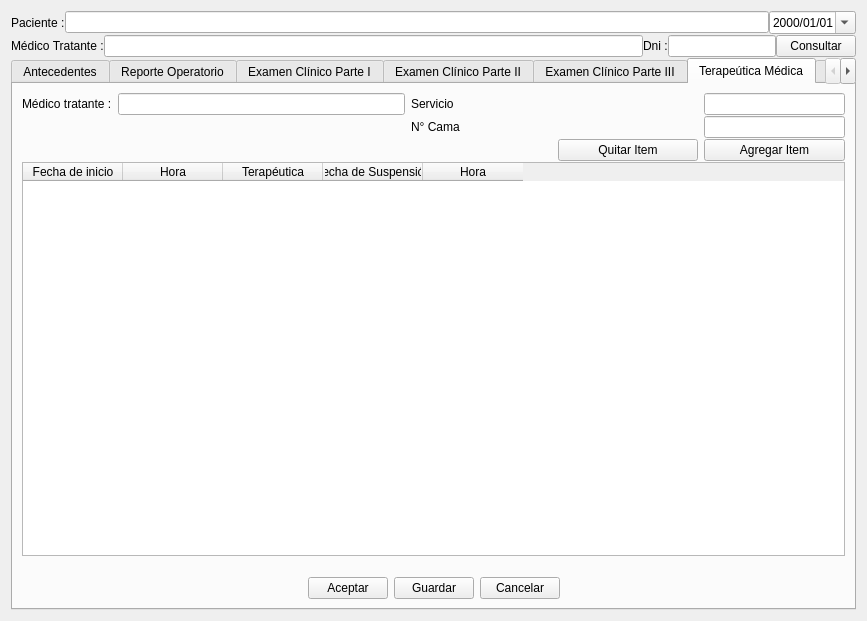
The window that documentos_historial_ui.ui (rodety/Clinica) describes before a commit, drawn with Qt 5.
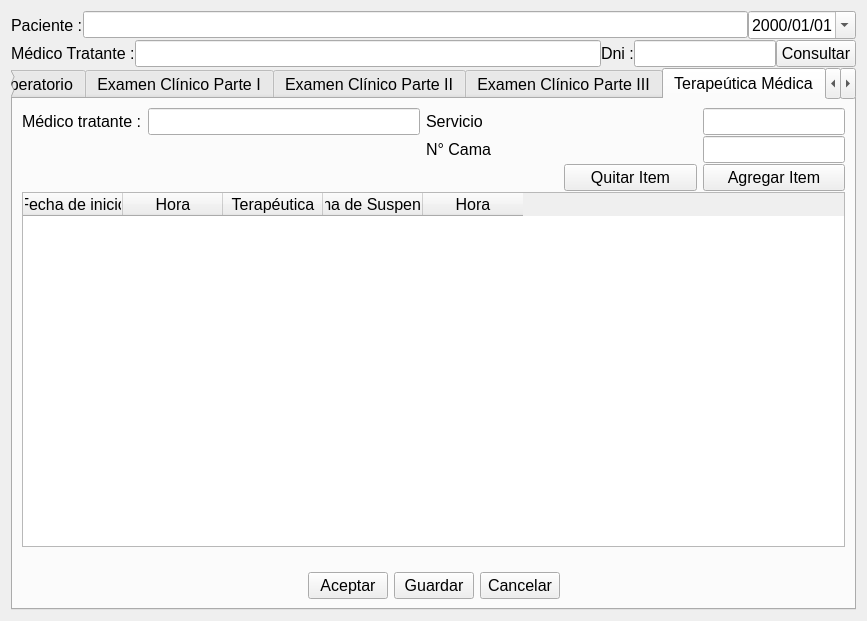
The same window after the commit. The open tabs and pages were chosen to show the change. Icons and pictures are not drawn.

Patch:
```diff
--- a/documentos_historial_ui.ui
+++ b/documentos_historial_ui.ui
@@ -45,6 +45,11 @@
       <layout class="QGridLayout" name="gridLayout_5">
        <item row="0" column="0">
         <widget class="QLabel" name="label_12">
+         <property name="font">
+          <font>
+           <pointsize>12</pointsize>
+          </font>
+         </property>
          <property name="text">
           <string>Paciente :</string>
          </property>
@@ -54,6 +59,7 @@
         <widget class="QLineEdit" name="lineEdit_Patient">
          <property name="font">
           <font>
+           <pointsize>12</pointsize>
            <kerning>true</kerning>
           </font>
          </property>
@@ -61,6 +67,11 @@
        </item>
        <item row="0" column="2">
         <widget class="QDateEdit" name="dateEdit_FechaCreacion">
+         <property name="font">
+          <font>
+           <pointsize>12</pointsize>
+          </font>
+         </property>
          <property name="displayFormat">
           <string>yyyy/MM/dd</string>
          </property>
@@ -75,6 +86,11 @@
       <layout class="QGridLayout" name="gridLayout_8">
        <item row="0" column="0">
         <widget class="QLabel" name="label_127">
+         <property name="font">
+          <font>
+           <pointsize>12</pointsize>
+          </font>
+         </property>
          <property name="text">
           <string>Médico Tratante :</string>
          </property>
@@ -88,6 +104,11 @@
            <verstretch>0</verstretch>
           </sizepolicy>
          </property>
+         <property name="font">
+          <font>
+           <pointsize>12</pointsize>
+          </font>
+         </property>
          <property name="maxLength">
           <number>8</number>
          </property>
@@ -95,16 +116,32 @@
        </item>
        <item row="0" column="4">
         <widget class="QPushButton" name="pushButton_consultarMedico">
+         <property name="font">
+          <font>
+           <pointsize>12</pointsize>
+          </font>
+         </property>
          <property name="text">
           <string>Consultar</string>
          </property>
         </widget>
        </item>
        <item row="0" column="1">
-        <widget class="QLineEdit" name="lineEdit_medicoGlobal"/>
+        <widget class="QLineEdit" name="lineEdit_medicoGlobal">
+         <property name="font">
+          <font>
+           <pointsize>12</pointsize>
+          </font>
+         </property>
+        </widget>
        </item>
        <item row="0" column="2">
         <widget class="QLabel" name="label_128">
+         <property name="font">
+          <font>
+           <pointsize>12</pointsize>
+          </font>
+         </property>
          <property name="text">
           <string>Dni :</string>
          </property>
@@ -114,6 +151,11 @@
      </item>
      <item row="2" column="0">
       <widget class="QTabWidget" name="Documentos">
+       <property name="font">
+        <font>
+         <pointsize>12</pointsize>
+        </font>
+       </property>
        <property name="currentIndex">
         <number>0</number>
        </property>
@@ -2291,6 +2333,11 @@
                <verstretch>0</verstretch>
               </sizepolicy>
              </property>
+             <property name="font">
+              <font>
+               <pointsize>12</pointsize>
+              </font>
+             </property>
              <property name="text">
               <string>Médico tratante :</string>
              </property>
@@ -2298,6 +2345,11 @@
            </item>
            <item row="2" column="3">
             <widget class="QLabel" name="label_64">
+             <property name="font">
+              <font>
+               <pointsize>12</pointsize>
+              </font>
+             </property>
              <property name="text">
               <string/>
              </property>
@@ -2305,6 +2357,11 @@
            </item>
            <item row="3" column="0" colspan="6">
             <widget class="QTableWidget" name="tableWidget_Terapeutica">
+             <property name="font">
+              <font>
+               <pointsize>12</pointsize>
+              </font>
+             </property>
              <column>
               <property name="text">
                <string>Fecha de inicio</string>
@@ -2334,6 +2391,11 @@
            </item>
            <item row="4" column="2">
             <widget class="QLabel" name="label_69">
+             <property name="font">
+              <font>
+               <pointsize>12</pointsize>
+              </font>
+             </property>
              <property name="text">
               <string/>
              </property>
@@ -2347,6 +2409,11 @@
                <verstretch>0</verstretch>
               </sizepolicy>
              </property>
+             <property name="font">
+              <font>
+               <pointsize>12</pointsize>
+              </font>
+             </property>
             </widget>
            </item>
            <item row="0" column="5">
@@ -2357,6 +2424,11 @@
                <verstretch>0</verstretch>
               </sizepolicy>
              </property>
+             <property name="font">
+              <font>
+               <pointsize>12</pointsize>
+              </font>
+             </property>
             </widget>
            </item>
            <item row="1" column="5">
@@ -2367,10 +2439,20 @@
                <verstretch>0</verstretch>
               </sizepolicy>
              </property>
+             <property name="font">
+              <font>
+               <pointsize>12</pointsize>
+              </font>
+             </property>
             </widget>
            </item>
            <item row="1" column="3">
             <widget class="QLabel" name="label_57">
+             <property name="font">
+              <font>
+               <pointsize>12</pointsize>
+              </font>
+             </property>
              <property name="text">
               <string>N° Cama</string>
              </property>
@@ -2384,6 +2466,11 @@
                <verstretch>0</verstretch>
               </sizepolicy>
              </property>
+             <property name="font">
+              <font>
+               <pointsize>12</pointsize>
+              </font>
+             </property>
              <property name="text">
               <string>Servicio</string>
              </property>
@@ -2391,6 +2478,11 @@
            </item>
            <item row="2" column="5">
             <widget class="QPushButton" name="pushButton_addItem_terapeutica">
+             <property name="font">
+              <font>
+               <pointsize>12</pointsize>
+              </font>
+             </property>
              <property name="text">
               <string>Agregar Item</string>
              </property>
@@ -2398,6 +2490,11 @@
            </item>
            <item row="2" column="4">
             <widget class="QPushButton" name="pushButton_quitar_Item">
+             <property name="font">
+              <font>
+               <pointsize>12</pointsize>
+              </font>
+             </property>
              <property name="text">
               <string>Quitar Item</string>
              </property>
@@ -2409,6 +2506,11 @@
           <layout class="QHBoxLayout" name="horizontalLayout_4">
            <item>
             <spacer name="horizontalSpacer_8">
+             <property name="font">
+              <font>
+               <pointsize>12</pointsize>
+              </font>
+             </property>
              <property name="orientation">
               <enum>Qt::Horizontal</enum>
              </property>
@@ -2422,6 +2524,11 @@
            </item>
            <item>
             <widget class="QPushButton" name="pushButton_AceptTerapeuticaMedica">
+             <property name="font">
+              <font>
+               <pointsize>12</pointsize>
+              </font>
+             </property>
              <property name="text">
               <string>Aceptar</string>
              </property>
@@ -2429,6 +2536,11 @@
            </item>
            <item>
             <widget class="QPushButton" name="pushButton_SaveTerapeuticaMedica">
+             <property name="font">
+              <font>
+               <pointsize>12</pointsize>
+              </font>
+             </property>
              <property name="text">
               <string>Guardar</string>
              </property>
@@ -2436,6 +2548,11 @@
            </item>
            <item>
             <widget class="QPushButton" name="pushButton_CancelTerapeuticaMedica">
+             <property name="font">
+              <font>
+               <pointsize>12</pointsize>
+              </font>
+             </property>
              <property name="text">
               <string>Cancelar</string>
              </property>
```
Left out of the diff: 2 changed lines with no effect on the pictures.
